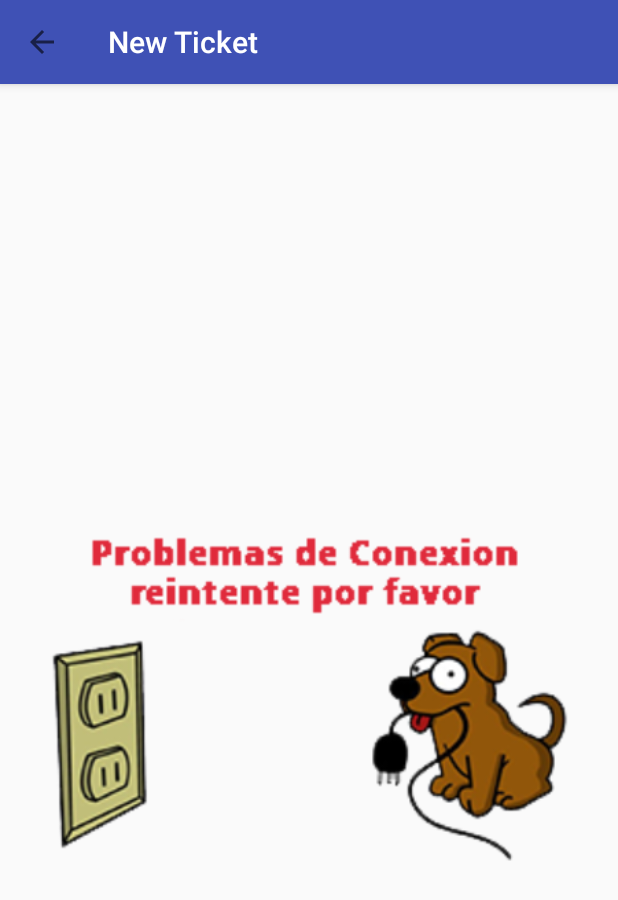
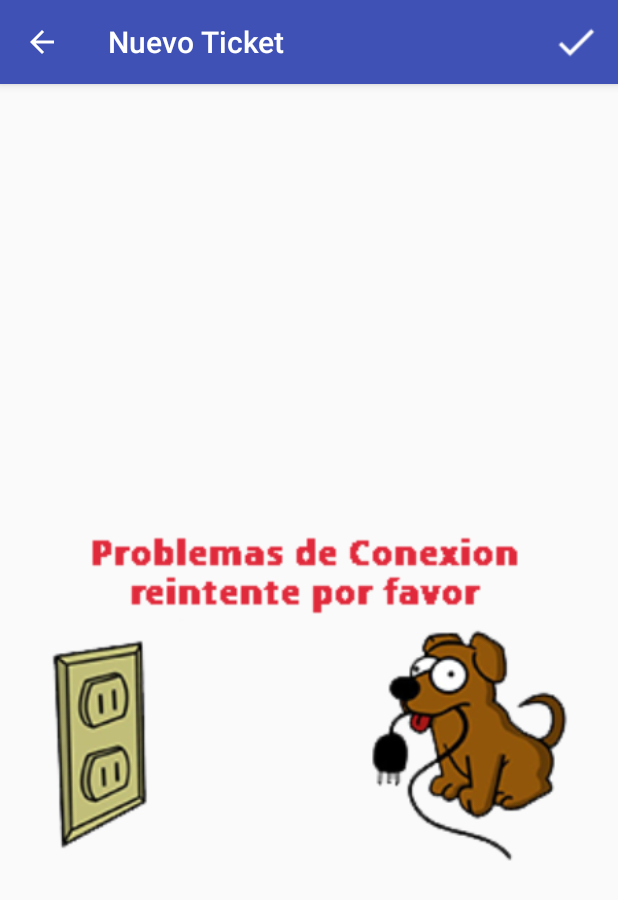
Before and after one commit to suley22/TicketTravel, an Android app: the NewTicket screen opened directly, with no data from a screen before it, on a phone screen of 412 x 824 dp. Shown: the top 900 px of the screen. Run offline under Robolectric (Android 15) with nearby library versions, the phone set to English and light mode, and no system bars; pictures from the network do not load.

Commit message:
ultimos arreglos

```diff
--- a/app/src/main/java/com/tickettravel/grupo2/tickettravel/activities/MainActivity.java
+++ b/app/src/main/java/com/tickettravel/grupo2/tickettravel/activities/MainActivity.java
@@ -79,8 +79,6 @@ public class MainActivity extends AppCompatActivity implements NavigationView.On
     private void loadActionBarToolbar() {
         setSupportActionBar(toolbar);
         getSupportActionBar().setTitle(getResources().getString(R.string.title_actionBar_mainActivity));
-        toolbar.setTitleTextColor(0xFFFFFFFF);
-
         ActionBarDrawerToggle toggle = new ActionBarDrawerToggle(
                 this, drawerLayout, toolbar, R.string.navigation_drawer_open, R.string.navigation_drawer_close);
         drawerLayout.addDrawerListener(toggle);
--- a/app/src/main/java/com/tickettravel/grupo2/tickettravel/activities/NewTicket.java
+++ b/app/src/main/java/com/tickettravel/grupo2/tickettravel/activities/NewTicket.java
@@ -30,7 +30,8 @@ import com.tickettravel.grupo2.tickettravel.data.RestApiTypeTicket;
 import com.tickettravel.grupo2.tickettravel.model.Ticket;
 import com.tickettravel.grupo2.tickettravel.model.TypeCurrency;
 import com.tickettravel.grupo2.tickettravel.model.TypeTicket;
-
+import android.view.Menu;
+import android.view.MenuItem;
 import java.util.ArrayList;
 import java.util.Calendar;
 
@@ -58,7 +59,7 @@ public class NewTicket extends AppCompatActivity {
     protected void onCreate(Bundle savedInstanceState) {
         super.onCreate(savedInstanceState);
         setContentView(R.layout.activity_new__ticket);
-        showToolbar("New Ticket", true);
+        showToolbar("Nuevo Ticket", true);
         findViewsById();
         setSpinnerTypeCurrencyListener();
         dateTicket.setOnClickListener(new View.OnClickListener() {
@@ -69,6 +70,28 @@ public class NewTicket extends AppCompatActivity {
         });
         setClickListenerImageButton();
     }
+
+    @Override
+    public boolean onCreateOptionsMenu(Menu menu) {
+        // Inflate the menu; this adds items to the action bar if it is present.
+        getMenuInflater().inflate(R.menu.menu_action_mode, menu);
+        return true;
+    }
+
+    @Override
+    public boolean onOptionsItemSelected(MenuItem item) {
+        // Handle action bar item clicks here. The action bar will
+        switch (item.getItemId()) {
+            // action with ID action_refresh was selected
+            case R.id.action_done:
+                SaveTicket();
+                break;
+            default:
+                break;
+        }
+        return true;
+    }
+
 
     private void setClickListenerImageButton() {
         imageButton.setOnClickListener(new View.OnClickListener() {
@@ -136,7 +159,6 @@ public class NewTicket extends AppCompatActivity {
         Toolbar toolbar = findViewById(R.id.toolbar);
         setSupportActionBar(toolbar);
         getSupportActionBar().setTitle(title);
-        toolbar.setTitleTextColor(0xFFFFFFFF);
         getSupportActionBar().setDisplayHomeAsUpEnabled(upButton);
         toolbar.setNavigationOnClickListener(new View.OnClickListener() {
             @Override
@@ -217,7 +239,7 @@ public class NewTicket extends AppCompatActivity {
         }
     }
 
-    public void SaveTicket(View v) {
+    public void SaveTicket() {
         if (validatorControl() == true) {
             try {
                 Ticket ticket = new Ticket(Float.parseFloat(Amount.getText().toString()), itemSelectedType, itemSelectedTypeDescription, dateTicket.getText().toString(), geolocation.getText().toString(), itemSelectedCurrency, itemSelectedCurrencyDescription, observation.getText().toString(), realPath.toString());
--- a/app/src/main/java/com/tickettravel/grupo2/tickettravel/activities/TicketInTravel.java
+++ b/app/src/main/java/com/tickettravel/grupo2/tickettravel/activities/TicketInTravel.java
@@ -33,7 +33,7 @@ public class TicketInTravel extends AppCompatActivity {
         super.onCreate(savedInstanceState);
         setContentView(R.layout.activity_ticket_in_travel);
         findViewsById();
-        showToolbar("Tickets in Travel",true);
+        showToolbar("Tickets en Viajes",true);
         lottieAnimationView.playAnimation();
         loadRecyclerView();
     }
--- a/app/src/main/java/com/tickettravel/grupo2/tickettravel/adapter/RvAdapter.java
+++ b/app/src/main/java/com/tickettravel/grupo2/tickettravel/adapter/RvAdapter.java
@@ -78,6 +78,12 @@ public class RvAdapter extends ArrayRvAdapter<Ticket,RvAdapter.TicketViewHolder>
             case Constants.TYPE_TICKET_CAFETERIA:
                 holder.linearColor.setBackgroundColor(Color.parseColor(Constants.COLOR_TYPE_TICKET_CAFETERIA));
                 break;
+            case Constants.TYPE_TICKET_COMIDA:
+                holder.linearColor.setBackgroundColor(Color.parseColor(Constants.COLOR_TYPE_TICKET_COMIDA));
+                break;
+            case Constants.TYPE_TICKET_VUELOS:
+                holder.linearColor.setBackgroundColor(Color.parseColor(Constants.COLOR_TYPE_TICKET_VUELOS));
+                break;
             default:
                 break;
         }
--- a/app/src/main/java/com/tickettravel/grupo2/tickettravel/auxiliar/Constants.java
+++ b/app/src/main/java/com/tickettravel/grupo2/tickettravel/auxiliar/Constants.java
@@ -7,9 +7,14 @@ public final class Constants {
     /*TYPE TICKET */
     public static final String TYPE_TICKET_TAXI = "Taxi";
     public static final String TYPE_TICKET_CAFETERIA= "Cafeteria";
+    public static final String TYPE_TICKET_COMIDA = "Comida";
+    public static final String TYPE_TICKET_VUELOS= "Vuelos";
+
     /*COLOR TYPE TICKET*/
     public static final String COLOR_TYPE_TICKET_TAXI = "#84DBFF";
     public static final String COLOR_TYPE_TICKET_CAFETERIA = "#D01F4D";
+    public static final String COLOR_TYPE_TICKET_COMIDA = "#72D860";
+    public static final String COLOR_TYPE_TICKET_VUELOS = "#C785F0";
 
     /*Bundle between Activities*/
     public static final String TICKET = "Mi Ticket";
--- a/app/src/main/java/com/tickettravel/grupo2/tickettravel/fragments/Ticket_fragment.java
+++ b/app/src/main/java/com/tickettravel/grupo2/tickettravel/fragments/Ticket_fragment.java
@@ -123,7 +123,7 @@ public class Ticket_fragment extends Fragment implements RecyclerItemTouchHelper
         final int deletedIndex = viewHolder.getAdapterPosition();
         adapter.remove(viewHolder.getAdapterPosition());
         Snackbar snackbar = Snackbar.make(getActivity().findViewById(R.id.coordinatormain), "Ticket N°" + name + " Borrado!", Snackbar.LENGTH_LONG);
-        snackbar.setAction("UNDO", new View.OnClickListener() {
+        snackbar.setAction("Deshacer", new View.OnClickListener() {
             @Override
             public void onClick(View view) {
                 adapter.restoreItem(deletedItem, deletedIndex);
--- a/app/src/main/res/layout/activity_list__tickets.xml
+++ b/app/src/main/res/layout/activity_list__tickets.xml
@@ -19,17 +19,16 @@
                 android:layout_width="match_parent"
                 android:layout_height="?attr/actionBarSize"
                 android:background="?attr/colorPrimary"
-            app:popupTheme="@style/AppTheme.PopupOverlay" />
+                app:theme="@style/ThemeOverlay.AppCompat.Dark.ActionBar"
+                app:popupTheme="@style/ThemeOverlay.AppCompat.Light" />
 
         </android.support.design.widget.AppBarLayout>
         <android.support.v7.widget.RecyclerView
             android:id="@+id/rv_home_ticket"
             android:layout_below="@id/appbar"
             android:visibility="gone"
-                android:paddingBottom="@dimen/activity_vertical_margin"
             android:paddingLeft="@dimen/activity_horizontal_margin"
             android:paddingRight="@dimen/activity_horizontal_margin"
-                android:paddingTop="@dimen/activity_vertical_margin"
             android:layout_width="match_parent"
             android:layout_height="match_parent">
         </android.support.v7.widget.RecyclerView>
--- a/app/src/main/res/layout/activity_new__ticket.xml
+++ b/app/src/main/res/layout/activity_new__ticket.xml
@@ -13,6 +13,8 @@
         android:layout_width="match_parent"
         android:layout_height="?attr/actionBarSize"
         android:background="?attr/colorPrimary"
+        app:theme="@style/ThemeOverlay.AppCompat.Dark.ActionBar"
+        app:popupTheme="@style/ThemeOverlay.AppCompat.Light"
         android:elevation="4dp" />
 
     <ScrollView
@@ -37,7 +39,7 @@
                     android:id="@+id/amountticket"
                     android:layout_width="match_parent"
                     android:layout_height="wrap_content"
-                    android:hint="Amount"
+                    android:hint="Monto"
                     android:inputType="number"
                     android:textColor="@color/colorTextBlack" />
             </android.support.design.widget.TextInputLayout>
@@ -60,7 +62,7 @@
                     android:layout_width="match_parent"
                     android:layout_height="wrap_content"
                     android:focusable="false"
-                    android:hint="Date"
+                    android:hint="Fecha"
                     android:textColor="@color/colorTextBlack" />
             </android.support.design.widget.TextInputLayout>
 
@@ -73,7 +75,7 @@
                     android:id="@+id/georeferenciaticket"
                     android:layout_width="match_parent"
                     android:layout_height="wrap_content"
-                    android:hint="Geolocation"
+                    android:hint="Geolocalizacion"
                     android:textColor="@color/colorTextBlack" />
             </android.support.design.widget.TextInputLayout>
 
@@ -100,7 +102,7 @@
                     android:id="@+id/observation"
                     android:layout_width="match_parent"
                     android:layout_height="wrap_content"
-                    android:hint="Observation"
+                    android:hint="Observacion"
                     android:textColor="@color/colorTextBlack" />
             </android.support.design.widget.TextInputLayout>
 
@@ -108,21 +110,11 @@
                 android:id="@+id/imagebutton"
                 android:layout_width="150dp"
                 android:layout_height="150dp"
+                android:layout_marginBottom="50dp"
                 android:layout_gravity="center_horizontal"
                 android:layout_margin="5dp"
                 android:scaleType="centerCrop"
                 android:src="@drawable/imagentouch" />
-
-            <Button
-                android:id="@+id/login_buttonLogin"
-                android:layout_width="match_parent"
-                android:layout_height="wrap_content"
-                android:layout_marginBottom="30dp"
-                android:layout_marginLeft="15dp"
-                android:layout_marginRight="15dp"
-                android:onClick="SaveTicket"
-                android:text="@string/newticket"
-                android:theme="@style/RaisedButton" />
 
         </LinearLayout>
     </ScrollView>
--- a/app/src/main/res/layout/app_bar_main.xml
+++ b/app/src/main/res/layout/app_bar_main.xml
@@ -16,7 +16,8 @@
             android:layout_width="match_parent"
             android:layout_height="?attr/actionBarSize"
             android:background="?attr/colorPrimary"
-            app:popupTheme="@style/AppTheme.PopupOverlay" />
+            app:theme="@style/ThemeOverlay.AppCompat.Dark.ActionBar"
+            app:popupTheme="@style/ThemeOverlay.AppCompat.Light" />
 
     </android.support.design.widget.AppBarLayout>
 
@@ -29,6 +30,7 @@
         android:layout_gravity="bottom|end"
         android:layout_margin="@dimen/fab_margin"
         app:backgroundTint="@color/colorAccent"
-        app:srcCompat="@drawable/add_white" />
+        app:srcCompat="@mipmap/ic_add"
+        app:layout_behavior="com.tickettravel.grupo2.tickettravel.auxiliar.FloatingMove"/>
 
 </android.support.design.widget.CoordinatorLayout>
--- a/app/src/main/res/layout/fragment_rendir.xml
+++ b/app/src/main/res/layout/fragment_rendir.xml
@@ -9,10 +9,8 @@
     <android.support.v7.widget.RecyclerView
         android:id="@+id/rv_home_ticket"
         android:visibility="gone"
-        android:paddingBottom="@dimen/activity_vertical_margin"
         android:paddingLeft="@dimen/activity_horizontal_margin"
         android:paddingRight="@dimen/activity_horizontal_margin"
-        android:paddingTop="@dimen/activity_vertical_margin"
         android:layout_width="match_parent"
         android:layout_height="match_parent">
     </android.support.v7.widget.RecyclerView>
--- a/app/src/main/res/layout/fragment_ticket_fragment.xml
+++ b/app/src/main/res/layout/fragment_ticket_fragment.xml
@@ -11,10 +11,8 @@
         android:id="@+id/rv_home_ticket"
         android:layout_width="match_parent"
         android:layout_height="match_parent"
-        android:paddingBottom="@dimen/activity_vertical_margin"
         android:paddingLeft="@dimen/activity_horizontal_margin"
         android:paddingRight="@dimen/activity_horizontal_margin"
-        android:paddingTop="@dimen/activity_vertical_margin"
         android:visibility="gone"></android.support.v7.widget.RecyclerView>
 
     <FrameLayout
--- a/app/src/main/res/menu/activity_main_drawer.xml
+++ b/app/src/main/res/menu/activity_main_drawer.xml
@@ -8,15 +8,15 @@
             android:id="@+id/nav_tickets"
             android:checked="true"
             android:icon="@drawable/ticketic"
-            android:title="My Tickets" />
+            android:title="Mis Tickets" />
         <item
             android:id="@+id/nav_render"
             android:icon="@drawable/renderico"
-            android:title="Rendition" />
+            android:title="Rendicion" />
         <item
             android:id="@+id/nav_logout"
             android:icon="@drawable/logout"
-            android:title="Log Out" />
+            android:title="Cerrar Sesion" />
 
     </group>
 </menu>
```
Also changed, not shown: app/src/main/java/com/tickettravel/grupo2/tickettravel/activities/Edit_Ticket.java (+23 -3 lines), app/src/main/res/layout/activity_edit__ticket.xml (+7 -15 lines), app/src/main/res/values/strings.xml (+14 -14 lines). Lines whose indentation alone changed are shown as unchanged.
